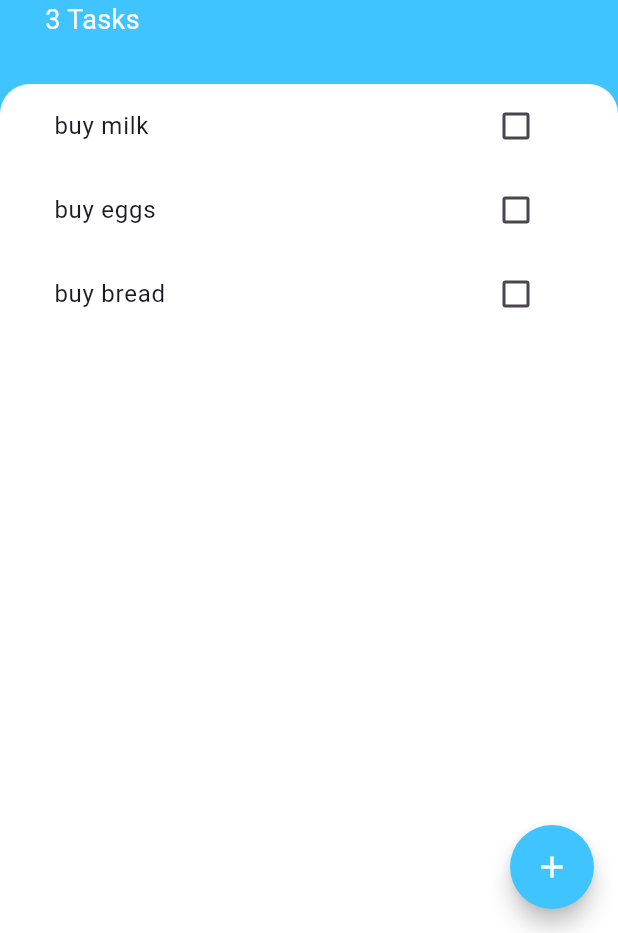
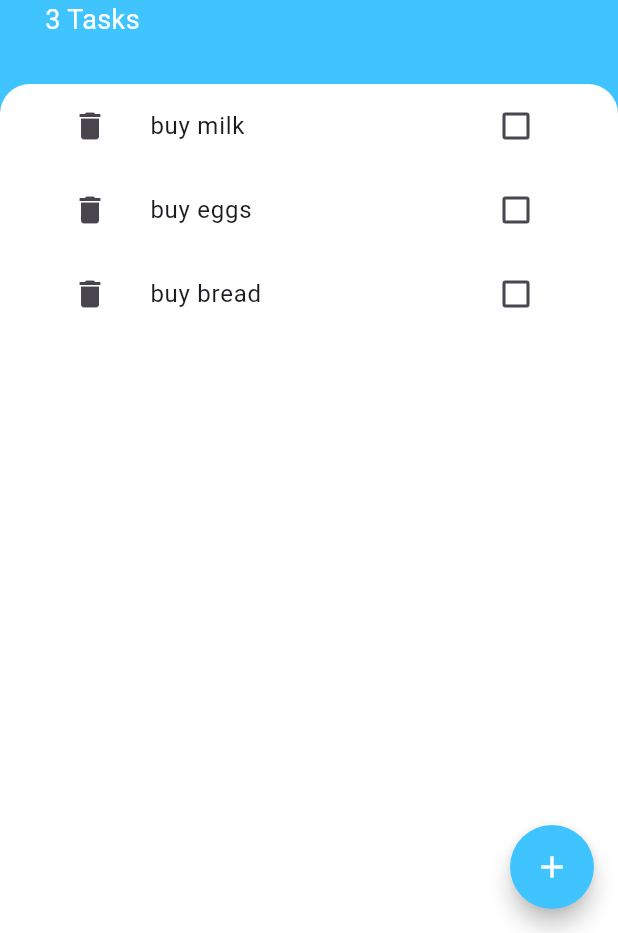
Before and after one commit to LegendHadi/Todo_App, a Flutter app: the screen it shows after launch, on a phone screen of 412 x 824 dp, the part 303-1236 px from its top. Run offline on Flutter 3.47's test engine with Material 3 defaults, Android fonts, the phone set to English and light mode, and no system bars.

Commit message:
Add remove button

```diff
--- a/lib/screens/tasks_screen.dart
+++ b/lib/screens/tasks_screen.dart
@@ -85,7 +85,14 @@ class _TaskeScreenState extends State<TaskeScreen> {
                   topRight: Radius.circular(20),
                 ),
               ),
-              child: TasksList(tasks: tasksShow),
+              child: TasksList(
+                tasks: tasksShow,
+                removeTask: (int index) {
+                  setState(() {
+                    tasksShow.remove(tasksShow[index]);
+                  });
+                },
+              ),
             ),
           ),
         ],
--- a/lib/widgets.dart
+++ b/lib/widgets.dart
@@ -2,7 +2,8 @@ import 'package:flutter/material.dart';
 
 class TasksList extends StatefulWidget {
   final List tasks;
-  const TasksList({super.key, required this.tasks});
+  final Function removeTask;
+  const TasksList({super.key, required this.tasks, required this.removeTask});
 
   @override
   State<TasksList> createState() => _TasksListState();
@@ -21,6 +22,8 @@ class _TasksListState extends State<TasksList> {
               widget.tasks[index].toggleDone();
             });
           },
+          removeTask: widget.removeTask,
+          index: index,
         );
       },
       itemCount: widget.tasks.length,
@@ -31,12 +34,16 @@ class _TasksListState extends State<TasksList> {
 class TaskTile extends StatelessWidget {
   final bool isChecked;
   final String taskTitle;
+  final int index;
   final Function checkboxCallback;
+  final Function removeTask;
   const TaskTile({
     super.key,
     required this.isChecked,
     required this.taskTitle,
     required this.checkboxCallback,
+    required this.index,
+    required this.removeTask,
   });
 
   @override
@@ -55,6 +62,12 @@ class TaskTile extends StatelessWidget {
           checkboxCallback();
         },
       ),
+      leading: IconButton(
+        icon: const Icon(Icons.delete),
+        onPressed: () {
+          removeTask(index);
+        },
+      ),
     );
   }
 }
```
